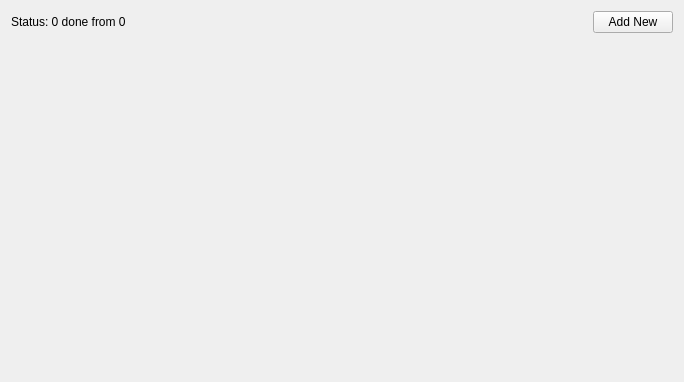
Above: MainWindow.ui from mishakeryta/ToDoList before the change. Below: the same form after it.
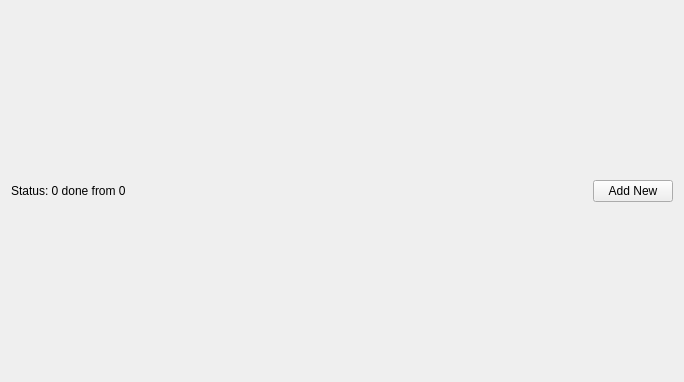
That is the form after the change.

Commit message: Add horizontal scroll-bar

Diff of the .ui file:
```diff
--- a/MainWindow.ui
+++ b/MainWindow.ui
@@ -49,19 +49,6 @@
     <item>
      <layout class="QVBoxLayout" name="tasksLayout"/>
     </item>
-    <item>
-     <spacer name="verticalSpacer">
-      <property name="orientation">
-       <enum>Qt::Vertical</enum>
-      </property>
-      <property name="sizeHint" stdset="0">
-       <size>
-        <width>20</width>
-        <height>40</height>
-       </size>
-      </property>
-     </spacer>
-    </item>
    </layout>
   </widget>
  </widget>
```
The commit also changes 2 other files.
